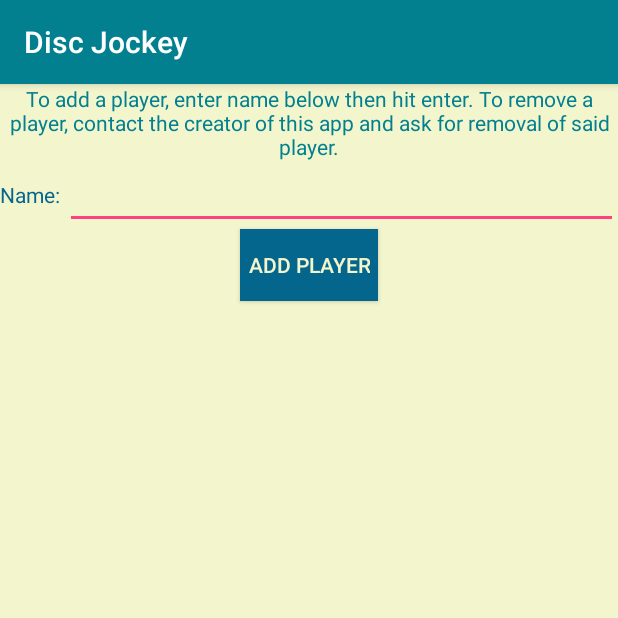
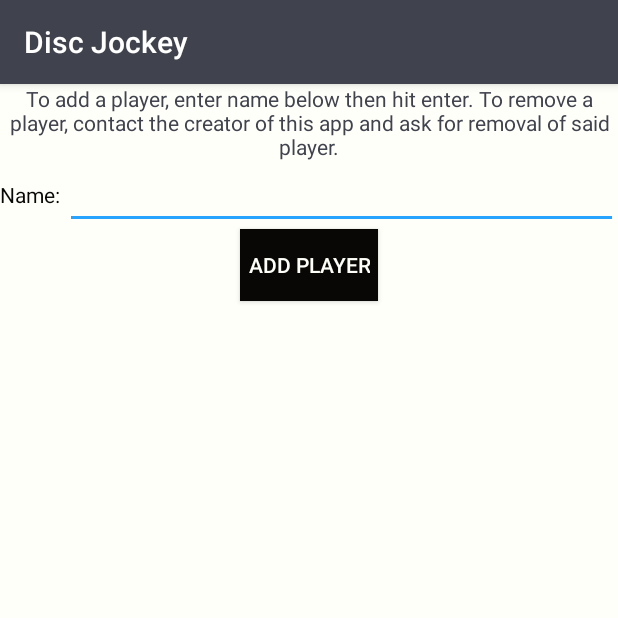
Before and after one commit to RobertHale/DiscJockey, an Android app: the AddRemovePlayerActivity screen opened directly, with no data from a screen before it, on a phone screen of 412 x 824 dp, the top half of it. Run offline under Robolectric (Android 15) with nearby library versions, the phone set to English and light mode, and no system bars; libraries missing offline, so code that uses them is left out: com.amazonaws.mobile, com.amazonaws.mobileconnectors, com.amazonaws.services; pictures from the network do not load; 2 statements that could not run were skipped.

Commit message:
color scheme changed.

```diff
--- a/app/build.gradle
+++ b/app/build.gradle
@@ -34,4 +34,5 @@ dependencies {
     implementation files('libs/jsoup-1.11.2.jar')
     implementation 'com.jjoe64:graphview:4.2.1'
     testImplementation 'org.junit.jupiter:junit-jupiter-api:5.0.1'
+    testImplementation 'org.mockito:mockito-core:2.7.22'
 }
--- a/app/src/main/java/com/hale/robert/discjockey/HistoryActivity.java
+++ b/app/src/main/java/com/hale/robert/discjockey/HistoryActivity.java
@@ -3,6 +3,7 @@ package com.hale.robert.discjockey;
 import android.content.Intent;
 import android.os.Bundle;
 import android.support.annotation.Nullable;
+import android.support.design.widget.Snackbar;
 import android.support.v4.app.FragmentTransaction;
 import android.support.v7.app.AppCompatActivity;
 import android.util.Log;
@@ -68,6 +69,7 @@ public class HistoryActivity extends AppCompatActivity {
                 startActivity(intent);
             }
         });
+        Snackbar.make(findViewById(android.R.id.content), "Click on a history item for a more detailed view", Snackbar.LENGTH_LONG).show();
     }
 
     public ArrayList<HistoryItem> getHistory(String name){
--- a/app/src/main/java/com/hale/robert/discjockey/HistoryRecordActivity.java
+++ b/app/src/main/java/com/hale/robert/discjockey/HistoryRecordActivity.java
@@ -2,6 +2,7 @@ package com.hale.robert.discjockey;
 
 import android.os.Bundle;
 import android.support.annotation.Nullable;
+import android.support.design.widget.Snackbar;
 import android.support.v7.app.AppCompatActivity;
 import android.widget.ListView;
 
@@ -22,6 +23,7 @@ public class HistoryRecordActivity extends AppCompatActivity{
         HistoryRecordAdapter historyRecordAdapter = new HistoryRecordAdapter(getApplicationContext());
         historyRecordAdapter.addAll(record);
         recordList.setAdapter(historyRecordAdapter);
+        Snackbar.make(findViewById(android.R.id.content), "Green = good, Red = bad, Blue = meh", Snackbar.LENGTH_LONG).show();
     }
 
     private ArrayList<ArrayList<Integer>> fuzeData(ArrayList<Integer> pars, ArrayList<Integer> scores) {
--- a/app/src/main/res/values/colors.xml
+++ b/app/src/main/res/values/colors.xml
@@ -1,12 +1,13 @@
 <?xml version="1.0" encoding="utf-8"?>
 <resources>
-    <color name="colorPrimary">#028090</color>
-    <color name="colorPrimaryDark">#05668d</color>
-    <color name="colorSecondary">#02c39a</color>
-    <color name="colorSecondaryDark">#00a896</color>
-    <color name="colorLight">#f3f5cd</color>
-    <color name="colorAccent">#FF4081</color>
+    <color name="colorPrimary">#40434e</color>
+    <color name="colorPrimaryDark">#080705</color>
+    <color name="colorSecondary">#912f40</color>
+    <color name="colorSecondaryDark">#702632</color>
+    <color name="colorLight">#fffffa</color>
+    <color name="colorAccent">#28a4ff</color>
     <color name="white">#FFFFFF</color>
     <color name="blue">#2874a6</color>
     <color name="red">#FF5733</color>
+    <color name="green">#9bc53d</color>
 </resources>
```
Also changed, not shown: app/src/main/java/com/hale/robert/discjockey/HistoryRecordAdapter.java (+4 -3 lines).
